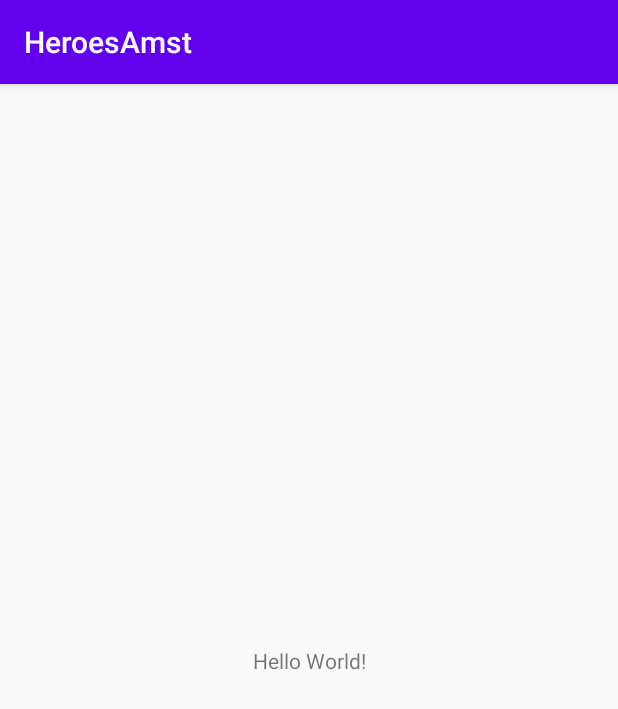
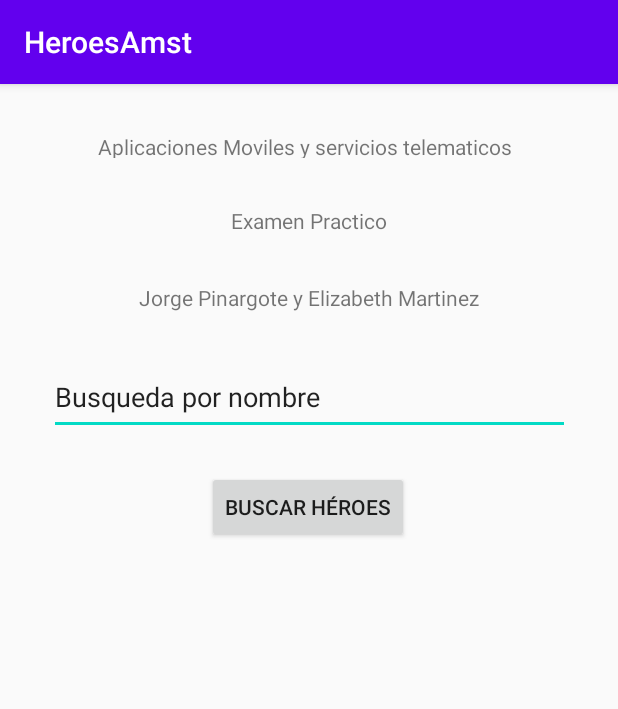
Before and after one commit to JorgePinargote/MarvelExamPractico2Amst, an Android app: the screen it shows after launch (MainActivity), on a phone screen of 412 x 824 dp. Shown: the top 709 px of the screen. Run offline under Robolectric (Android 15) with nearby library versions, the phone set to English and light mode, and no system bars.

Commit message:
Finalizado busqueda y lista

```diff
--- a/app/build.gradle
+++ b/app/build.gradle
@@ -29,5 +29,6 @@ dependencies {
     testImplementation 'junit:junit:4.12'
     androidTestImplementation 'androidx.test.ext:junit:1.1.2'
     androidTestImplementation 'androidx.test.espresso:espresso-core:3.3.0'
+    implementation 'com.android.volley:volley:1.1.1'
 
 }
--- a/app/src/main/AndroidManifest.xml
+++ b/app/src/main/AndroidManifest.xml
@@ -1,7 +1,7 @@
 <?xml version="1.0" encoding="utf-8"?>
 <manifest xmlns:android="http://schemas.android.com/apk/res/android"
     package="com.example.heroesamst">
-
+    <uses-permission android:name="android.permission.INTERNET" />
     <application
         android:allowBackup="true"
         android:icon="@mipmap/ic_launcher"
@@ -9,6 +9,7 @@
         android:roundIcon="@mipmap/ic_launcher_round"
         android:supportsRtl="true"
         android:theme="@style/AppTheme">
+        <activity android:name=".ResutltadosActivity"></activity>
         <activity android:name=".MainActivity">
             <intent-filter>
                 <action android:name="android.intent.action.MAIN" />
--- a/app/src/main/java/com/example/heroesamst/MainActivity.java
+++ b/app/src/main/java/com/example/heroesamst/MainActivity.java
@@ -2,13 +2,40 @@ package com.example.heroesamst;
 
 import androidx.appcompat.app.AppCompatActivity;
 
+import android.content.Intent;
 import android.os.Bundle;
+import android.view.View;
+import android.widget.Button;
+import android.widget.EditText;
 
 public class MainActivity extends AppCompatActivity {
+
+    private EditText sBar;
+    private Button btnBuscar;
 
     @Override
     protected void onCreate(Bundle savedInstanceState) {
         super.onCreate(savedInstanceState);
         setContentView(R.layout.activity_main);
+        sBar = findViewById(R.id.sbar);
+        btnBuscar = findViewById(R.id.btn_buscar);
+
+        btnBuscar.setOnClickListener(new View.OnClickListener() {
+            @Override
+            public void onClick(View view) {
+                openResults();
+            }
+        });
+
+
     }
+
+    public void openResults(){
+        Intent res = new Intent(this, ResutltadosActivity.class);
+        String criterio = sBar.getText().toString();
+        if(criterio.isEmpty()) criterio = "all";
+        res.putExtra("criterio",criterio);
+        startActivity(res);
+    }
+
 }
--- a/app/src/main/res/layout/activity_main.xml
+++ b/app/src/main/res/layout/activity_main.xml
@@ -7,12 +7,56 @@
     tools:context=".MainActivity">
 
     <TextView
+        android:id="@+id/textView"
+        android:layout_width="281dp"
+        android:layout_height="17dp"
+        android:layout_marginTop="32dp"
+        android:text="Aplicaciones Moviles y servicios telematicos"
+        app:layout_constraintEnd_toEndOf="parent"
+        app:layout_constraintStart_toStartOf="parent"
+        app:layout_constraintTop_toTopOf="parent" />
+
+    <TextView
+        android:id="@+id/textView2"
         android:layout_width="wrap_content"
         android:layout_height="wrap_content"
-        android:text="Hello World!"
-        app:layout_constraintBottom_toBottomOf="parent"
-        app:layout_constraintLeft_toLeftOf="parent"
-        app:layout_constraintRight_toRightOf="parent"
-        app:layout_constraintTop_toTopOf="parent" />
+        android:layout_marginTop="32dp"
+        android:text="Examen Practico"
+        app:layout_constraintEnd_toEndOf="parent"
+        app:layout_constraintStart_toStartOf="parent"
+        app:layout_constraintTop_toBottomOf="@+id/textView" />
+
+    <TextView
+        android:id="@+id/txt_nombres"
+        android:layout_width="wrap_content"
+        android:layout_height="wrap_content"
+        android:layout_marginTop="32dp"
+        android:text="Jorge Pinargote y Elizabeth Martinez"
+        app:layout_constraintEnd_toEndOf="parent"
+        app:layout_constraintStart_toStartOf="parent"
+        app:layout_constraintTop_toBottomOf="@+id/textView2" />
+
+    <EditText
+        android:id="@+id/sbar"
+        android:layout_width="347dp"
+        android:layout_height="50dp"
+        android:layout_marginTop="32dp"
+        android:ems="10"
+        android:inputType="textPersonName"
+        android:text="Busqueda por nombre"
+        app:layout_constraintEnd_toEndOf="parent"
+        app:layout_constraintStart_toStartOf="parent"
+        app:layout_constraintTop_toBottomOf="@+id/txt_nombres" />
+
+    <Button
+        android:id="@+id/btn_buscar"
+        android:layout_width="wrap_content"
+        android:layout_height="wrap_content"
+        android:layout_marginTop="24dp"
+        android:text="Buscar Héroes"
+        app:layout_constraintEnd_toEndOf="parent"
+        app:layout_constraintHorizontal_bias="0.498"
+        app:layout_constraintStart_toStartOf="parent"
+        app:layout_constraintTop_toBottomOf="@+id/sbar" />
 
 </androidx.constraintlayout.widget.ConstraintLayout>
```
Also changed, not shown: app/src/main/java/com/example/heroesamst/ResutltadosActivity.java (added, +117 -0 lines), app/src/main/res/layout/activity_resutltados.xml (added, +41 -0 lines).
